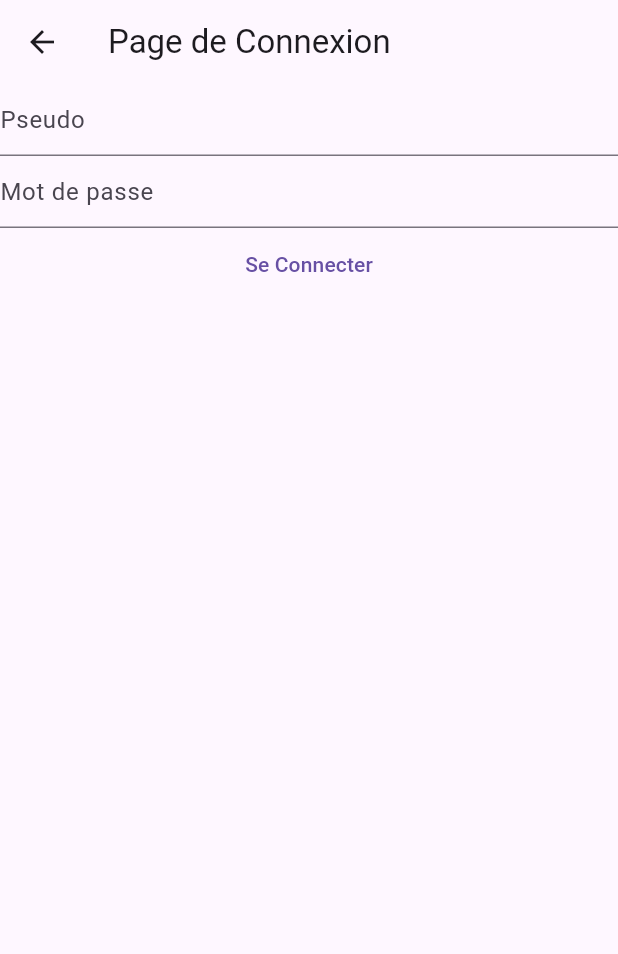
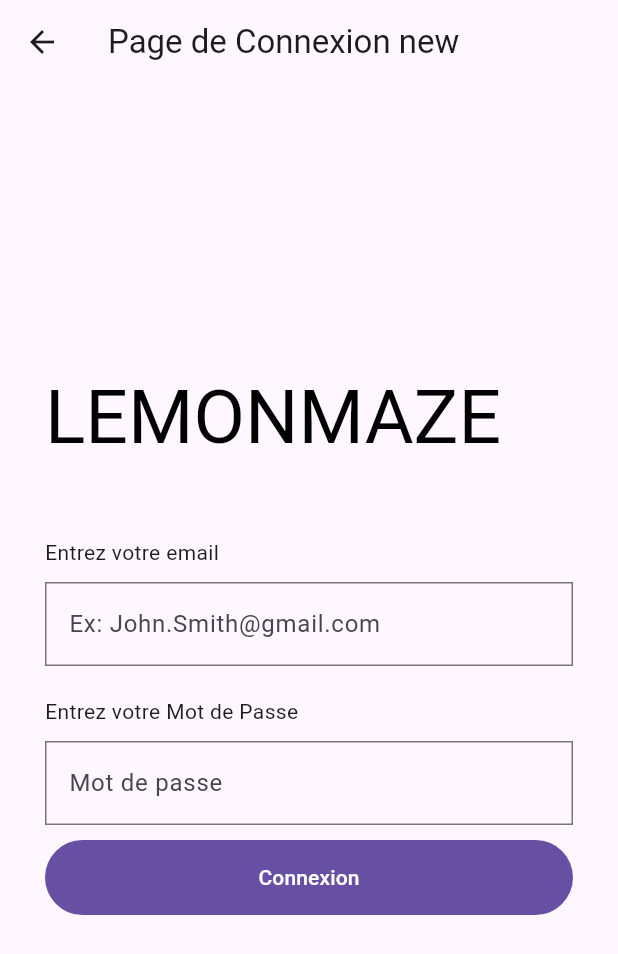
Before and after one commit to Theo22100/Lemon_Maze, a Flutter app: the screen it shows after launch, after a tap on "Connexion", on a phone screen of 412 x 824 dp. Shown: the top 954 px of the screen. Run offline on Flutter 3.47's test engine with Material 3 defaults, Android fonts, the phone set to English and light mode, and no system bars; our stand-ins replace convert, email_validator, logger, shared_preferences.

Commit message:
Changement Interface Login + Voir refonte instance

```diff
--- a/lib/pages/register-login/login_page.dart
+++ b/lib/pages/register-login/login_page.dart
@@ -1,4 +1,7 @@
+// ignore_for_file: library_private_types_in_public_api
+
 import 'dart:convert';
+
 import 'package:convert/convert.dart';
 import 'package:crypto/crypto.dart';
 import 'package:flutter/material.dart';
@@ -8,35 +11,40 @@ import 'package:my_app/pages/home.dart';
 
 var logger = Logger();
 
-class LoginPage extends StatefulWidget {
-  const LoginPage({super.key});
+class AuthScreen extends StatefulWidget {
+  const AuthScreen({super.key});
 
   @override
-  State<StatefulWidget> createState() {
-    return LoginPageState();
-  }
+  _AuthScreenState createState() => _AuthScreenState();
 }
 
-class LoginPageState extends State<LoginPage> {
-  TextEditingController pseudoController = TextEditingController();
+class _AuthScreenState extends State<AuthScreen> {
+  TextEditingController mailController = TextEditingController();
   TextEditingController passwordController = TextEditingController();
-
   String response = "";
+// Fonction pour hash le mot de passe
+  String hashPassword(String password) {
+    // fonction sha256 directement
+    var hashedBytes = sha256.convert(utf8.encode(password));
+    // Convertir bytes en une représentation hexadécimale
+    var hashedPassword = hex.encode(hashedBytes.bytes);
+    return hashedPassword;
+  }
 
   // Méthode pour gérer la navigation vers la page d'accueil
-
   void navigateToHomePage() {
     Navigator.pushReplacement(
       context,
-      MaterialPageRoute(builder: (context) => HomePage()),
+      MaterialPageRoute(builder: (context) => const HomePage()),
     );
   }
 
   Future<void> loginUser() async {
     try {
       // Validation champs
-      if (pseudoController.text.isEmpty || passwordController.text.isEmpty) {
-        logger.w("Pseudo et mot de passe sont obligatoires.");
+      if (mailController.text.isEmpty || passwordController.text.isEmpty) {
+        logger.w('Mail : ${mailController.text}');
+        logger.w("Password: ${passwordController.text}");
         return;
       }
 
@@ -45,7 +53,7 @@ class LoginPageState extends State<LoginPage> {
 
       // requête HTTP POST vers login
       var result = await http_post("login", {
-        "pseudo": pseudoController.text,
+        "mail": mailController.text,
         "password": hashedPassword,
       });
 
@@ -69,47 +77,108 @@ class LoginPageState extends State<LoginPage> {
       }
     } catch (error) {
       // Gérer erreurs
-      logger.e('Pseudo : ${pseudoController.text}');
-      logger.e('Mot de passe : ${pseudoController.text}');
+      logger.e('Mail : ${mailController.text}');
+      logger.e('Mot de passe : ${passwordController.text}');
       logger.e('Reponse : $response');
       logger.e('Erreur : $error');
     }
   }
 
-  // Fonction pour hash le mot de passe (utilisez la bibliothèque crypto)
-  String hashPassword(String password) {
-    // Utilisez la fonction sha256 directement
-    var hashedBytes = sha256.convert(utf8.encode(password));
-
-    // Convertissez les bytes en une représentation hexadécimale
-    var hashedPassword = hex.encode(hashedBytes.bytes);
-
-    return hashedPassword;
-  }
-
   @override
   Widget build(BuildContext context) {
-    return Scaffold(
+    return SafeArea(
+      child: Scaffold(
         appBar: AppBar(
-        title: const Text("Page de Connexion"),
+          title: const Text("Page de Connexion new"),
         ),
-      body: Column(
-        children: <Widget>[
-          TextField(
-            controller: pseudoController,
-            decoration: const InputDecoration(hintText: "Pseudo"),
+        body: Center(
+          child: SingleChildScrollView(
+            padding: const EdgeInsets.symmetric(horizontal: 30.0),
+            child:
+                Column(crossAxisAlignment: CrossAxisAlignment.start, children: [
+              RichText(
+                  text: TextSpan(
+                text: 'LemonMaze'.toUpperCase(),
+                style: const TextStyle(
+                  color: Colors.black,
+                  fontSize: 50,
                 ),
-          TextField(
+                children: const [],
+              )),
+              const SizedBox(
+                height: 50.0,
+              ), //Mettre espace
+              Form(
+                child: Column(
+                    crossAxisAlignment:
+                        CrossAxisAlignment.stretch, //Barre prend toute la page
+                    children: [
+                      const Text('Entrez votre email'),
+                      const SizedBox(
+                        height: 10.0,
+                      ),
+                      TextFormField(
+                        controller: mailController,
+                        decoration: InputDecoration(
+                          hintText: 'Ex: John.Smith@gmail.com',
+                          border: OutlineInputBorder(
+                            borderRadius: BorderRadius.circular(0.0),
+                            borderSide: const BorderSide(color: Colors.grey),
+                          ),
+                          focusedBorder: OutlineInputBorder(
+                            borderRadius: BorderRadius.circular(0.0),
+                            borderSide: const BorderSide(
+                              color: Colors.grey,
+                            ),
+                          ),
+                        ),
+                      ),
+                      const SizedBox(
+                        height: 20.0,
+                      ),
+                      const Text('Entrez votre Mot de Passe'),
+                      const SizedBox(
+                        height: 10.0,
+                      ),
+                      TextFormField(
                         controller: passwordController,
-            obscureText: true,
-            decoration: const InputDecoration(hintText: "Mot de passe"),
+                        decoration: InputDecoration(
+                          hintText: 'Mot de passe',
+                          border: OutlineInputBorder(
+                            borderRadius: BorderRadius.circular(0.0),
+                            borderSide: const BorderSide(color: Colors.grey),
                           ),
-          TextButton(
+                          focusedBorder: OutlineInputBorder(
+                            borderRadius: BorderRadius.circular(0.0),
+                            borderSide: const BorderSide(
+                              color: Colors.grey,
+                            ),
+                          ),
+                        ),
+                      ),
+                      const SizedBox(
+                        height: 10.0,
+                      ),
+                      ElevatedButton(
                         onPressed: loginUser,
-            child: const Text("Se Connecter"),
+                        style: ElevatedButton.styleFrom(
+                          backgroundColor: Theme.of(context).primaryColor,
+                          elevation: 0,
+                          padding: const EdgeInsets.symmetric(vertical: 15.0),
+                        ),
+                        child: const Text(
+                          'Connexion',
+                          style: TextStyle(
+                            color: Colors.white,
+                          ),
+                        ),
                       ),
                       Text(response),
-        ],
+                    ]),
+              )
+            ]),
+          ),
+        ),
       ),
     );
   }
--- a/lib/pages/test_page.dart
+++ b/lib/pages/test_page.dart
@@ -82,7 +82,7 @@ class TestPageState extends State<TestPage> {
             onPressed: () {
               // Naviguer vers la page d'ajout d'utilisateur
               Navigator.of(context).push(MaterialPageRoute(builder: (context) {
-                return const LoginPage();
+                return const AuthScreen();
               }));
             },
           ),
--- a/lib/pages/welcome.dart
+++ b/lib/pages/welcome.dart
@@ -10,7 +10,7 @@ void main() {
 }
 
 class WelcomePage extends StatefulWidget {
-  const WelcomePage({Key? key}) : super(key: key);
+  const WelcomePage({super.key});
 
   @override
   State<StatefulWidget> createState() {
@@ -57,7 +57,7 @@ class MainPageState extends State<WelcomePage> {
                 onPressed: () {
                   Navigator.push(
                     context,
-                    MaterialPageRoute(builder: (context) => const LoginPage()),
+                    MaterialPageRoute(builder: (context) => const AuthScreen()),
                   );
                 },
                 child: const Text('Connexion'),
--- a/pubspec.yaml
+++ b/pubspec.yaml
@@ -41,6 +41,7 @@ dependencies:
   convert: ^3.1.1
   logger: 2.0.2+1
   email_validator: ^2.0.1
+  shared_preferences: ^2.2.2
 
 dev_dependencies:
   flutter_test:
```
Also changed, not shown: lib/pages/home.dart (+29 -15 lines), lib/pages/register-login/account.dart (added, +57 -0 lines), pubspec.lock, 2 other files. Lines whose indentation alone changed are shown as unchanged.
